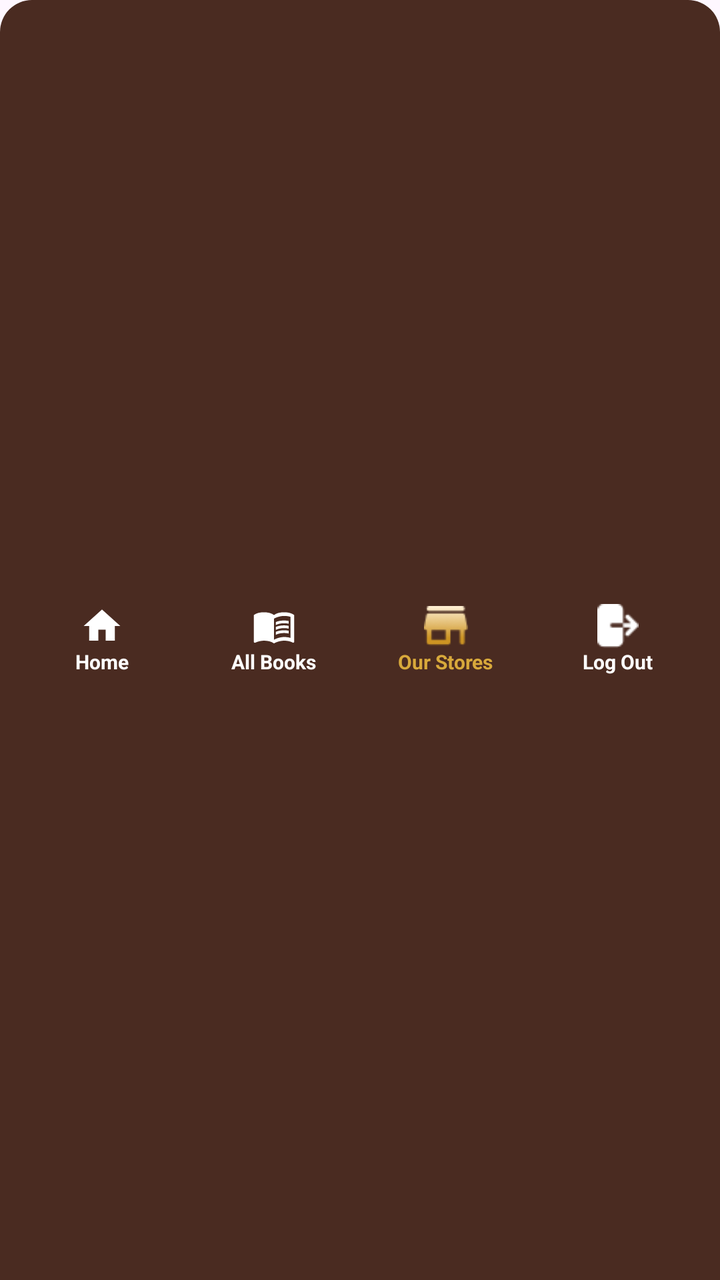
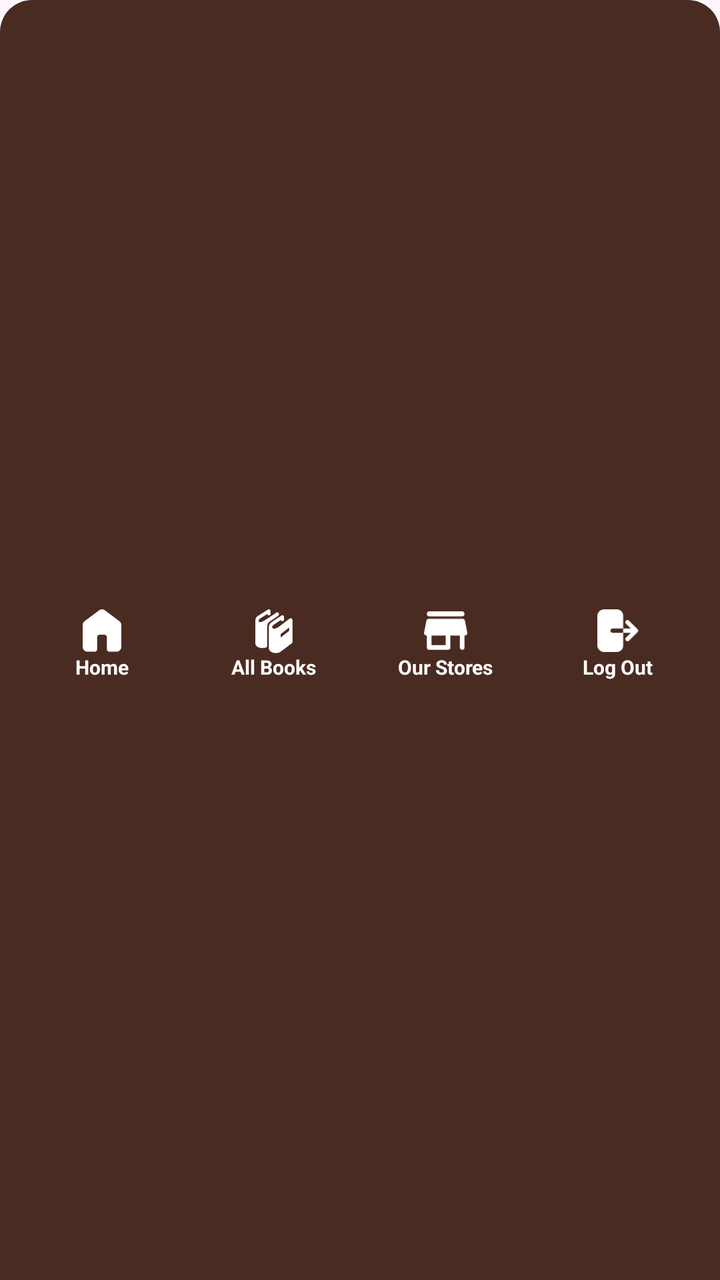

The first picture is an Android layout as it rendered before a commit; the second is the same layout after the commit. The layout source and the unified diff follow.
<!-- AndroidManifest.xml: application theme Theme.DClassics -->
<!-- res/layout/component_bottom_nav.xml -->
<?xml version="1.0" encoding="utf-8"?>
<LinearLayout xmlns:android="http://schemas.android.com/apk/res/android"
    xmlns:app="http://schemas.android.com/apk/res-auto"
    android:id="@+id/bottomNav"
    android:layout_width="match_parent"
    android:layout_height="58dp"
    android:background="@drawable/bottom_nav_bg"
    android:gravity="center"
    android:orientation="horizontal"
    android:paddingStart="8dp"
    android:paddingEnd="8dp">

    
    <LinearLayout
        android:id="@+id/navHome"
        android:layout_width="0dp"
        android:layout_height="match_parent"
        android:layout_weight="1"
        android:gravity="center"
        android:orientation="vertical">

        <ImageView
            android:layout_width="22dp"
            android:layout_height="22dp"
            android:src="@drawable/ic_home"
            app:tint="#FFFFFF"
            android:contentDescription="Home" />

        <TextView
            android:layout_width="wrap_content"
            android:layout_height="wrap_content"
            android:text="Home"
            android:textColor="#FFFFFF"
            android:textSize="10sp"
            android:textStyle="bold" />
    </LinearLayout>

    
    <LinearLayout
        android:id="@+id/navBooks"
        android:layout_width="0dp"
        android:layout_height="match_parent"
        android:layout_weight="1"
        android:gravity="center"
        android:orientation="vertical">

        <ImageView
            android:layout_width="22dp"
            android:layout_height="22dp"
            android:src="@drawable/ic_books"
            app:tint="#FFFFFF"
            android:contentDescription="All Books" />

        <TextView
            android:layout_width="wrap_content"
            android:layout_height="wrap_content"
            android:text="All Books"
            android:textColor="#FFFFFF"
            android:textSize="10sp"
            android:textStyle="bold" />
    </LinearLayout>

    
    <LinearLayout
        android:id="@+id/navStores"
        android:layout_width="0dp"
        android:layout_height="match_parent"
        android:layout_weight="1"
        android:gravity="center"
        android:orientation="vertical">

        <ImageView
            android:layout_width="22dp"
            android:layout_height="22dp"
            android:src="@drawable/ic_stores"
            android:contentDescription="Our Stores" />

        <TextView
            android:layout_width="wrap_content"
            android:layout_height="wrap_content"
            android:text="Our Stores"
            android:textColor="#D8A93B"
            android:textSize="10sp"
            android:textStyle="bold" />
    </LinearLayout>

    
    <LinearLayout
        android:id="@+id/navLogout"
        android:layout_width="0dp"
        android:layout_height="match_parent"
        android:layout_weight="1"
        android:gravity="center"
        android:orientation="vertical">

        <ImageView
            android:layout_width="22dp"
            android:layout_height="22dp"
            android:src="@drawable/ic_logout"
            android:contentDescription="Log Out" />

        <TextView
            android:layout_width="wrap_content"
            android:layout_height="wrap_content"
            android:text="Log Out"
            android:textColor="#FFFFFF"
            android:textSize="10sp"
            android:textStyle="bold" />
    </LinearLayout>

</LinearLayout>
<!-- resources referenced by this layout -->
<resources>
  <!-- drawable ic_books (drawable) -->
  <vector xmlns:android="http://schemas.android.com/apk/res/android" android:autoMirrored="true" android:height="24dp" android:tint="#000000" android:viewportHeight="24" android:viewportWidth="24" android:width="24dp">
        
      <path android:fillColor="@android:color/white" android:pathData="M21,5c-1.11,-0.35 -2.33,-0.5 -3.5,-0.5c-1.95,0 -4.05,0.4 -5.5,1.5c-1.45,-1.1 -3.55,-1.5 -5.5,-1.5S2.45,4.9 1,6v14.65c0,0.25 0.25,0.5 0.5,0.5c0.1,0 0.15,-0.05 0.25,-0.05C3.1,20.45 5.05,20 6.5,20c1.95,0 4.05,0.4 5.5,1.5c1.35,-0.85 3.8,-1.5 5.5,-1.5c1.65,0 3.35,0.3 4.75,1.05c0.1,0.05 0.15,0.05 0.25,0.05c0.25,0 0.5,-0.25 0.5,-0.5V6C22.4,5.55 21.75,5.25 21,5zM21,18.5c-1.1,-0.35 -2.3,-0.5 -3.5,-0.5c-1.7,0 -4.15,0.65 -5.5,1.5V8c1.35,-0.85 3.8,-1.5 5.5,-1.5c1.2,0 2.4,0.15 3.5,0.5V18.5z"/>
        
      <path android:fillColor="@android:color/white" android:pathData="M17.5,10.5c0.88,0 1.73,0.09 2.5,0.26V9.24C19.21,9.09 18.36,9 17.5,9c-1.7,0 -3.24,0.29 -4.5,0.83v1.66C14.13,10.85 15.7,10.5 17.5,10.5z"/>
        
      <path android:fillColor="@android:color/white" android:pathData="M13,12.49v1.66c1.13,-0.64 2.7,-0.99 4.5,-0.99c0.88,0 1.73,0.09 2.5,0.26V11.9c-0.79,-0.15 -1.64,-0.24 -2.5,-0.24C15.8,11.66 14.26,11.96 13,12.49z"/>
        
      <path android:fillColor="@android:color/white" android:pathData="M17.5,14.33c-1.7,0 -3.24,0.29 -4.5,0.83v1.66c1.13,-0.64 2.7,-0.99 4.5,-0.99c0.88,0 1.73,0.09 2.5,0.26v-1.52C19.21,14.41 18.36,14.33 17.5,14.33z"/>
      
  </vector>
  <!-- drawable ic_home (drawable) -->
  <vector xmlns:android="http://schemas.android.com/apk/res/android" android:height="24dp" android:tint="#000000" android:viewportHeight="24" android:viewportWidth="24" android:width="24dp">
        
      <path android:fillColor="@android:color/white" android:pathData="M10,20v-6h4v6h5v-8h3L12,3 2,12h3v8z"/>
      
  </vector>
  <!-- drawable ic_logout: png bitmap (drawable, 409 bytes) -->
  <!-- drawable ic_stores: png bitmap (drawable, 1203 bytes) -->
  <style name="Theme.DClassics" parent="Base.Theme.DClassics" />
  <color name="primary">#4A2B21</color>
  <!-- unchanged entries left out for length: 2 -->
</resources>

<!-- the commit's change to res/layout/component_bottom_nav.xml (unified diff, before → after) -->
@@ -20,19 +20,21 @@
         android:orientation="vertical">
 
         <ImageView
+            android:id="@+id/icNavHome"
             android:layout_width="22dp"
             android:layout_height="22dp"
             android:src="@drawable/ic_home"
-            app:tint="#FFFFFF"
-            android:contentDescription="Home" />
+            android:contentDescription="Home"
+            android:layout_marginTop="5dp"/>
 
         <TextView
+            android:id="@+id/tvNavHome"
             android:layout_width="wrap_content"
             android:layout_height="wrap_content"
             android:text="Home"
             android:textColor="#FFFFFF"
             android:textSize="10sp"
-            android:textStyle="bold" />
+            android:textStyle="bold"/>
     </LinearLayout>
 
     
@@ -45,13 +47,15 @@
         android:orientation="vertical">
 
         <ImageView
+            android:id="@+id/icNavBooks"
             android:layout_width="22dp"
             android:layout_height="22dp"
-            android:src="@drawable/ic_books"
-            app:tint="#FFFFFF"
-            android:contentDescription="All Books" />
+            android:src="@drawable/ic_book"
+            android:contentDescription="All Books"
+            android:layout_marginTop="5dp"/>
 
         <TextView
+            android:id="@+id/tvNavBooks"
             android:layout_width="wrap_content"
             android:layout_height="wrap_content"
             android:text="All Books"
@@ -70,16 +74,19 @@
         android:orientation="vertical">
 
         <ImageView
+            android:id="@+id/icNavStores"
             android:layout_width="22dp"
             android:layout_height="22dp"
-            android:src="@drawable/ic_stores"
-            android:contentDescription="Our Stores" />
+            android:src="@drawable/ic_store"
+            android:contentDescription="Our Stores"
+            android:layout_marginTop="5dp"/>
 
         <TextView
+            android:id="@+id/tvNavStores"
             android:layout_width="wrap_content"
             android:layout_height="wrap_content"
             android:text="Our Stores"
-            android:textColor="#D8A93B"
+            android:textColor="#FFFFFF"
             android:textSize="10sp"
             android:textStyle="bold" />
     </LinearLayout>
@@ -97,7 +104,8 @@
             android:layout_width="22dp"
             android:layout_height="22dp"
             android:src="@drawable/ic_logout"
-            android:contentDescription="Log Out" />
+            android:contentDescription="Log Out"
+            android:layout_marginTop="5dp"/>
 
         <TextView
             android:layout_width="wrap_content"
<!-- resource entries referenced after the edit -->
@@ -1,25 +1,37 @@
 <!-- resources referenced by this layout -->
 <resources>
-  <!-- drawable ic_books (drawable) -->
-  <vector xmlns:android="http://schemas.android.com/apk/res/android" android:autoMirrored="true" android:height="24dp" android:tint="#000000" android:viewportHeight="24" android:viewportWidth="24" android:width="24dp">
-        
-      <path android:fillColor="@android:color/white" android:pathData="M21,5c-1.11,-0.35 -2.33,-0.5 -3.5,-0.5c-1.95,0 -4.05,0.4 -5.5,1.5c-1.45,-1.1 -3.55,-1.5 -5.5,-1.5S2.45,4.9 1,6v14.65c0,0.25 0.25,0.5 0.5,0.5c0.1,0 0.15,-0.05 0.25,-0.05C3.1,20.45 5.05,20 6.5,20c1.95,0 4.05,0.4 5.5,1.5c1.35,-0.85 3.8,-1.5 5.5,-1.5c1.65,0 3.35,0.3 4.75,1.05c0.1,0.05 0.15,0.05 0.25,0.05c0.25,0 0.5,-0.25 0.5,-0.5V6C22.4,5.55 21.75,5.25 21,5zM21,18.5c-1.1,-0.35 -2.3,-0.5 -3.5,-0.5c-1.7,0 -4.15,0.65 -5.5,1.5V8c1.35,-0.85 3.8,-1.5 5.5,-1.5c1.2,0 2.4,0.15 3.5,0.5V18.5z"/>
-        
-      <path android:fillColor="@android:color/white" android:pathData="M17.5,10.5c0.88,0 1.73,0.09 2.5,0.26V9.24C19.21,9.09 18.36,9 17.5,9c-1.7,0 -3.24,0.29 -4.5,0.83v1.66C14.13,10.85 15.7,10.5 17.5,10.5z"/>
-        
-      <path android:fillColor="@android:color/white" android:pathData="M13,12.49v1.66c1.13,-0.64 2.7,-0.99 4.5,-0.99c0.88,0 1.73,0.09 2.5,0.26V11.9c-0.79,-0.15 -1.64,-0.24 -2.5,-0.24C15.8,11.66 14.26,11.96 13,12.49z"/>
-        
-      <path android:fillColor="@android:color/white" android:pathData="M17.5,14.33c-1.7,0 -3.24,0.29 -4.5,0.83v1.66c1.13,-0.64 2.7,-0.99 4.5,-0.99c0.88,0 1.73,0.09 2.5,0.26v-1.52C19.21,14.41 18.36,14.33 17.5,14.33z"/>
-      
+  <!-- drawable ic_book: vector/xml drawable (drawable, 2579 chars, omitted) -->
+  <!-- drawable ic_home (drawable) -->
+  <vector xmlns:android="http://schemas.android.com/apk/res/android"
+      android:width="22dp"
+      android:height="25dp"
+      android:viewportWidth="22"
+      android:viewportHeight="25">
+    <path
+        android:pathData="M0,21.313V8.938C0,8.502 0.098,8.09 0.293,7.7C0.488,7.31 0.757,6.99 1.1,6.738L9.35,0.55C9.831,0.183 10.381,0 11,0C11.619,0 12.169,0.183 12.65,0.55L20.9,6.738C21.244,6.99 21.513,7.31 21.708,7.7C21.904,8.09 22.001,8.502 22,8.938V21.313C22,22.069 21.73,22.716 21.191,23.255C20.653,23.794 20.005,24.063 19.25,24.063H15.125C14.735,24.063 14.409,23.931 14.146,23.667C13.883,23.403 13.751,23.076 13.75,22.688V15.813C13.75,15.423 13.618,15.097 13.354,14.833C13.09,14.57 12.764,14.438 12.375,14.438H9.625C9.235,14.438 8.909,14.569 8.646,14.833C8.383,15.097 8.251,15.424 8.25,15.813V22.688C8.25,23.077 8.118,23.404 7.854,23.668C7.59,23.932 7.264,24.063 6.875,24.063H2.75C1.994,24.063 1.347,23.794 0.808,23.255C0.27,22.717 0.001,22.07 0,21.313Z"
+        android:fillColor="#ffffff"/>
   </vector>
-  <!-- drawable ic_home (drawable) -->
-  <vector xmlns:android="http://schemas.android.com/apk/res/android" android:height="24dp" android:tint="#000000" android:viewportHeight="24" android:viewportWidth="24" android:width="24dp">
-        
-      <path android:fillColor="@android:color/white" android:pathData="M10,20v-6h4v6h5v-8h3L12,3 2,12h3v8z"/>
-      
+  <!-- drawable ic_logout (drawable) -->
+  <vector xmlns:android="http://schemas.android.com/apk/res/android"
+      android:width="26dp"
+      android:height="28dp"
+      android:viewportWidth="26"
+      android:viewportHeight="28">
+    <path
+        android:pathData="M4.074,0C2.994,0 1.957,0.429 1.193,1.193C0.429,1.957 0,2.994 0,4.074V23.086C0,24.167 0.429,25.203 1.193,25.967C1.957,26.731 2.994,27.16 4.074,27.16H12.222C13.303,27.16 14.339,26.731 15.103,25.967C15.867,25.203 16.296,24.167 16.296,23.086V4.074C16.296,2.994 15.867,1.957 15.103,1.193C14.339,0.429 13.303,0 12.222,0H4.074ZM18.052,7.188C18.307,6.933 18.652,6.79 19.012,6.79C19.372,6.79 19.718,6.933 19.972,7.188L25.405,12.62C25.659,12.875 25.802,13.22 25.802,13.58C25.802,13.94 25.659,14.286 25.405,14.54L19.972,19.972C19.716,20.22 19.373,20.357 19.017,20.354C18.661,20.351 18.321,20.208 18.069,19.956C17.817,19.704 17.674,19.364 17.671,19.007C17.668,18.651 17.805,18.308 18.052,18.052L21.166,14.938H9.506C9.146,14.938 8.801,14.795 8.546,14.54C8.291,14.286 8.148,13.94 8.148,13.58C8.148,13.22 8.291,12.875 8.546,12.62C8.801,12.365 9.146,12.222 9.506,12.222H21.166L18.052,9.108C17.798,8.854 17.655,8.508 17.655,8.148C17.655,7.788 17.798,7.443 18.052,7.188Z"
+        android:fillColor="#ffffff"
+        android:fillType="evenOdd"/>
   </vector>
-  <!-- drawable ic_logout: png bitmap (drawable, 409 bytes) -->
-  <!-- drawable ic_stores: png bitmap (drawable, 1203 bytes) -->
+  <!-- drawable ic_store (drawable) -->
+  <vector xmlns:android="http://schemas.android.com/apk/res/android"
+      android:width="30dp"
+      android:height="27dp"
+      android:viewportWidth="30"
+      android:viewportHeight="27">
+    <path
+        android:pathData="M3.504,0H26.057C26.513,0 26.896,0.157 27.205,0.47C27.514,0.783 27.669,1.17 27.667,1.63C27.666,2.091 27.512,2.479 27.204,2.793C26.895,3.107 26.513,3.263 26.057,3.261H3.504C3.047,3.261 2.665,3.104 2.357,2.791C2.049,2.478 1.894,2.091 1.893,1.63C1.892,1.17 2.046,0.783 2.357,0.47C2.667,0.157 3.049,0 3.504,0ZM3.504,26.087C3.047,26.087 2.665,25.93 2.357,25.617C2.049,25.304 1.894,24.917 1.893,24.456V16.304H1.611C1.101,16.304 0.685,16.107 0.362,15.712C0.04,15.318 -0.067,14.863 0.04,14.348L1.651,6.196C1.732,5.815 1.92,5.503 2.215,5.258C2.51,5.014 2.846,4.891 3.222,4.891H26.338C26.714,4.891 27.05,5.014 27.345,5.258C27.641,5.503 27.829,5.815 27.909,6.196L29.52,14.348C29.627,14.864 29.52,15.319 29.198,15.712C28.876,16.106 28.459,16.303 27.949,16.304H27.667V24.456C27.667,24.919 27.513,25.306 27.204,25.619C26.894,25.932 26.512,26.088 26.057,26.087C25.601,26.086 25.219,25.929 24.91,25.617C24.6,25.305 24.446,24.919 24.446,24.456V16.304H18.002V24.456C18.002,24.919 17.847,25.306 17.538,25.619C17.229,25.932 16.846,26.088 16.391,26.087H3.504ZM5.115,22.826H14.78V16.304H5.115V22.826Z"
+        android:fillColor="#ffffff"/>
+  </vector>
   <style name="Theme.DClassics" parent="Base.Theme.DClassics" />
   <color name="primary">#4A2B21</color>
   <!-- unchanged entries left out for length: 2 -->
